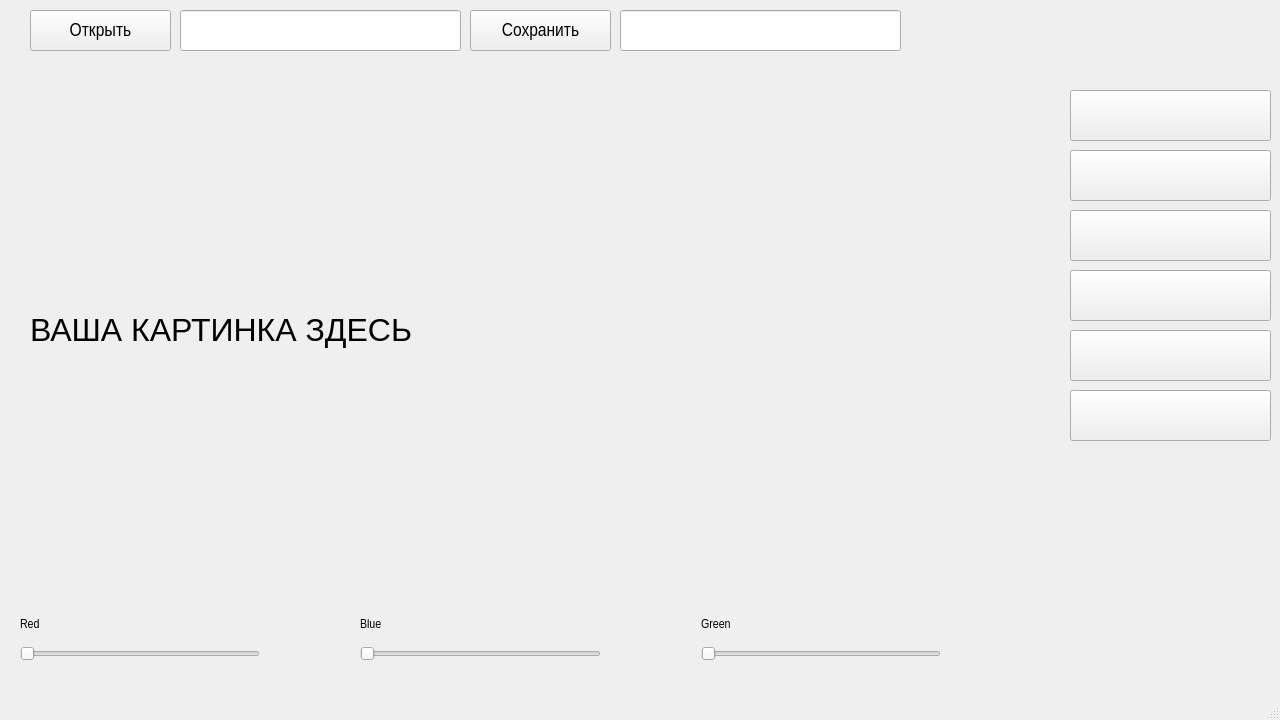
Before: the Qt Designer form yandex.ui in evilrise7/pyqtproject, drawn with Qt 5.
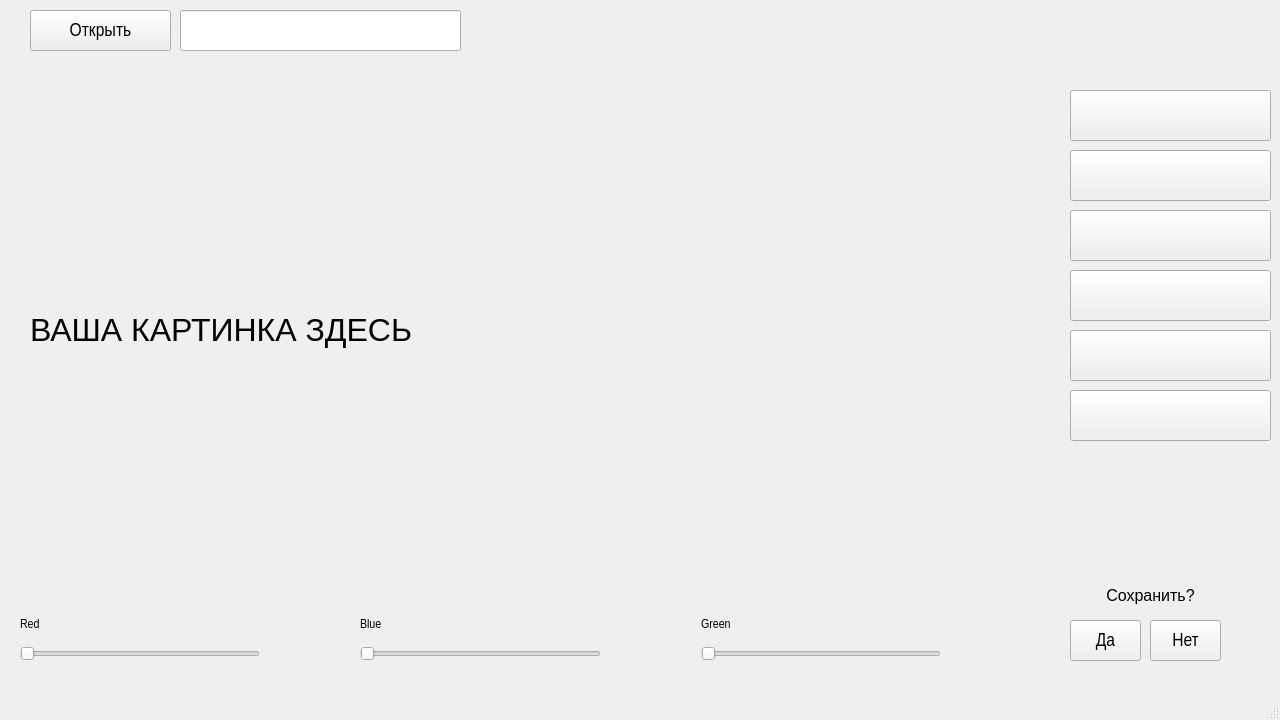
After: the same form once the commit is applied. Icons and pictures are not drawn.

Commit message: Переделываю концепт с багами

What changed in the file:
```diff
--- a/yandex.ui
+++ b/yandex.ui
@@ -135,9 +135,9 @@
    <widget class="QPushButton" name="savebut">
     <property name="geometry">
      <rect>
-      <x>470</x>
-      <y>10</y>
-      <width>141</width>
+      <x>1070</x>
+      <y>620</y>
+      <width>71</width>
       <height>41</height>
      </rect>
     </property>
@@ -148,7 +148,7 @@
      </font>
     </property>
     <property name="text">
-     <string>Сохранить</string>
+     <string>Да</string>
     </property>
    </widget>
    <widget class="QLabel" name="kartinka">
@@ -243,21 +243,6 @@
      </font>
     </property>
    </widget>
-   <widget class="QLineEdit" name="boxsave">
-    <property name="geometry">
-     <rect>
-      <x>620</x>
-      <y>10</y>
-      <width>281</width>
-      <height>41</height>
-     </rect>
-    </property>
-    <property name="font">
-     <font>
-      <pointsize>14</pointsize>
-     </font>
-    </property>
-   </widget>
    <widget class="QPushButton" name="reskost">
     <property name="geometry">
      <rect>
@@ -358,6 +343,46 @@
      <bool>false</bool>
     </property>
    </widget>
+   <widget class="QLabel" name="savelabel">
+    <property name="geometry">
+     <rect>
+      <x>1050</x>
+      <y>580</y>
+      <width>201</width>
+      <height>31</height>
+     </rect>
+    </property>
+    <property name="font">
+     <font>
+      <pointsize>12</pointsize>
+     </font>
+    </property>
+    <property name="text">
+     <string>Сохранить?</string>
+    </property>
+    <property name="alignment">
+     <set>Qt::AlignCenter</set>
+    </property>
+   </widget>
+   <widget class="QPushButton" name="resetbut">
+    <property name="geometry">
+     <rect>
+      <x>1150</x>
+      <y>620</y>
+      <width>71</width>
+      <height>41</height>
+     </rect>
+    </property>
+    <property name="font">
+     <font>
+      <family>Arial Narrow</family>
+      <pointsize>14</pointsize>
+     </font>
+    </property>
+    <property name="text">
+     <string>Нет</string>
+    </property>
+   </widget>
   </widget>
   <widget class="QMenuBar" name="menubar">
    <property name="geometry">
```
The commit also changes 1 other file.
